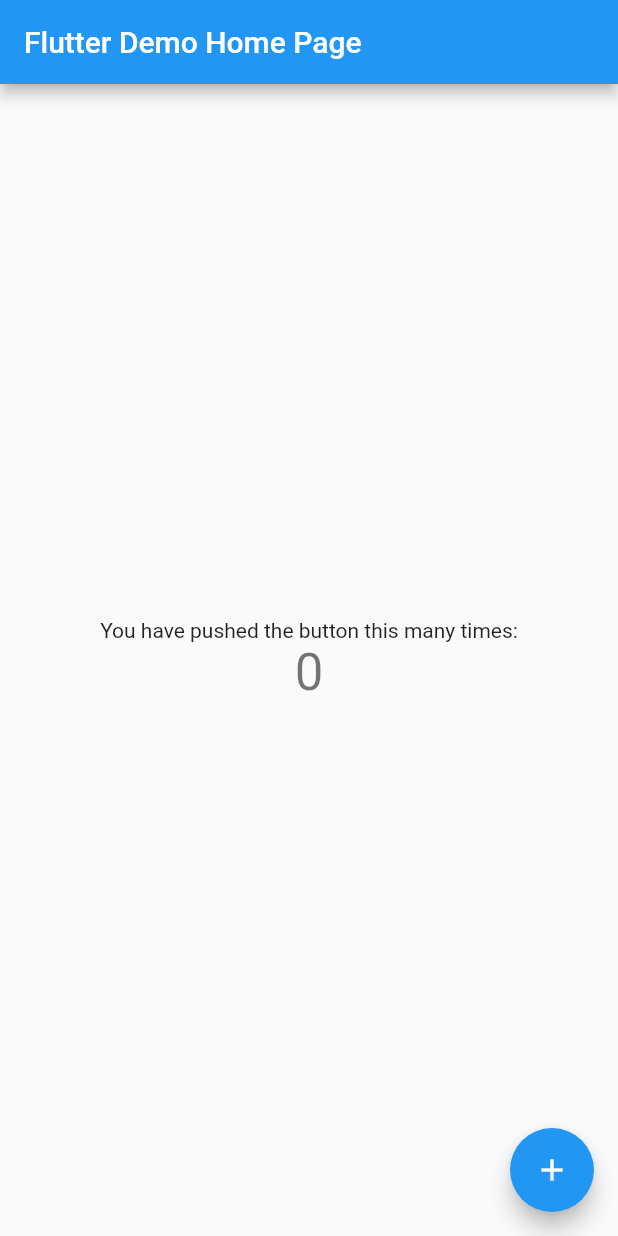
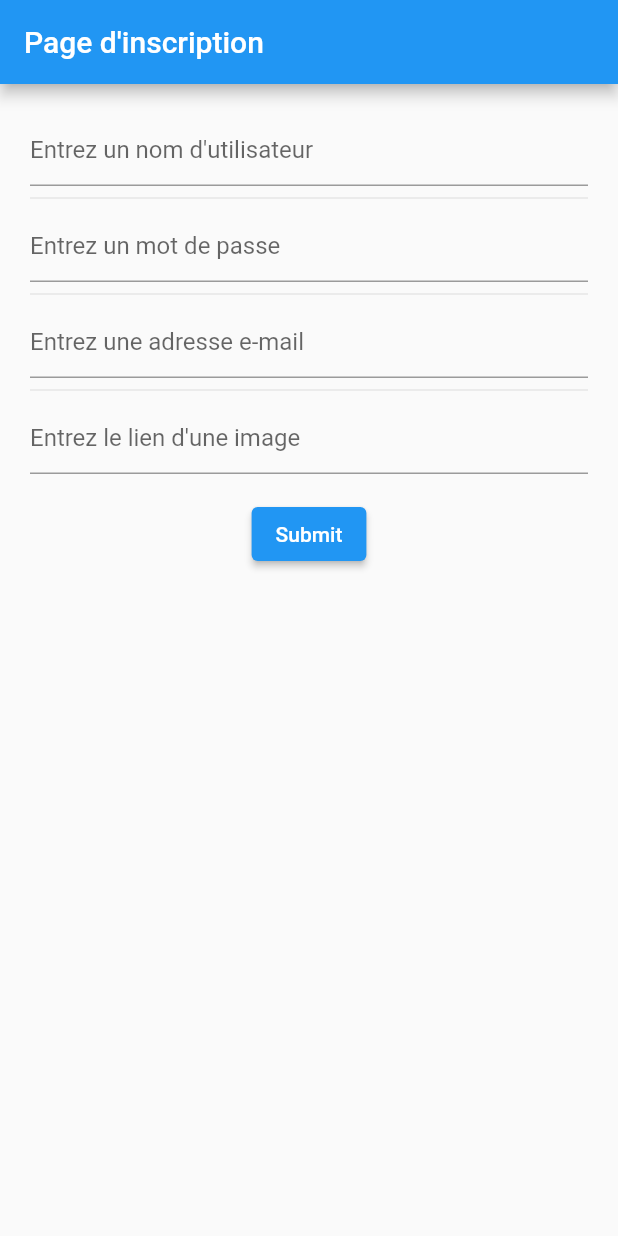
Before and after one commit to MaximeJomain/flutter_g1_l3, a Flutter app: the screen it shows after launch, on a phone screen of 412 x 824 dp. Run offline on Flutter 3.47's test engine with Material 2 defaults, Android fonts, the phone set to English and light mode, and no system bars; missing offline and left inert: mongo_dart.

Commit message:
Add Signup screen

```diff
--- /dev/null
+++ b/lib/constant.dart
@@ -0,0 +1,2 @@
+/*const MONGO_URL = "mongodb+srv://test:test@cluster0.qhfwu3w.mongodb.net/test?retryWrites=true&w=majority";
+const COLLECTION_NAME = "users";*/
--- /dev/null
+++ b/lib/database/database.dart
@@ -0,0 +1,57 @@
+import 'package:flutter_g1_l3/user.dart';
+import 'package:mongo_dart/mongo_dart.dart';
+
+class Database{
+  String user;
+  String pwd;
+  String host;
+  String nameDB;
+  var db;
+
+  static Database instance = Database("test", "test", "cluster0.qhfwu3w.mongodb.net", "test");
+
+  Database(this.user, this.pwd, this.host, this.nameDB);
+
+  _etablishConnection() async{
+    db = await Db.create("mongodb+srv://${user}:${pwd}@${host}/${nameDB}?retryWrites=true&w=majority");
+    await db.open();
+  }
+
+  getCollection(String myCollec) async{
+    if(db == null){
+      await _etablishConnection();
+      print("nouvelle connexion");
+    }
+    DbCollection collection = await db.collection(myCollec);
+    List result = await collection.find().toList();
+
+    return result;
+  }
+
+  pushDatainDB(String myCollec, String data) async{
+    if(db == null){
+      await _etablishConnection();
+      print("nouvelle connexion");
+    }
+    // Add ligne spéfique Insert
+
+  }
+
+  createUser(String myCollec, User user) async{
+    if(db == null){
+      await _etablishConnection();
+      print("nouvelle connexion");
+    }
+    var collection = db.collection(myCollec);
+    await collection.insertOne({
+      "_id": ObjectId(),
+      "username": "${user.username}",
+      "password": "${user.password}",
+      "email": "${user.email}",
+      "image": "${user.image}"
+    });
+}
+
+
+// Ajouter fonction générique Delete / Update
+}
--- a/lib/main.dart
+++ b/lib/main.dart
@@ -1,17 +1,24 @@
 import 'package:flutter/material.dart';
+import 'package:flutter_g1_l3/database/database.dart';
+import 'package:flutter_g1_l3/sign_up.dart';
 
 void main() {
   runApp(const MyApp());
+  WidgetsFlutterBinding.ensureInitialized();
+  // await MongoDatabase.connect();
 }
 
 class MyApp extends StatelessWidget {
   const MyApp({super.key});
-
+  static final myDB = Database("test", "test", "cluster0.qhfwu3w.mongodb.net", "test");
   // This widget is the root of your application.
   @override
   Widget build(BuildContext context) {
     return MaterialApp(
       title: 'Flutter Demo',
+      /*routes: {
+        LoginPage.tag : (context)=>const LoginPage(title: "login")
+      },*/
       theme: ThemeData(
         // This is the theme of your application.
         //
@@ -24,92 +31,7 @@
         // is not restarted.
         primarySwatch: Colors.blue,
       ),
-      home: const MyHomePage(title: 'Flutter Demo Home Page'),
+      home: MySignupPage(title: "Page d'inscription"),
     );
   }
 }
-
-class MyHomePage extends StatefulWidget {
-  const MyHomePage({super.key, required this.title});
-
-  // This widget is the home page of your application. It is stateful, meaning
-  // that it has a State object (defined below) that contains fields that affect
-  // how it looks.
-
-  // This class is the configuration for the state. It holds the values (in this
-  // case the title) provided by the parent (in this case the App widget) and
-  // used by the build method of the State. Fields in a Widget subclass are
-  // always marked "final".
-
-  final String title;
-
-  @override
-  State<MyHomePage> createState() => _MyHomePageState();
-}
-
-class _MyHomePageState extends State<MyHomePage> {
-  int _counter = 0;
-
-  void _incrementCounter() {
-    setState(() {
-      // This call to setState tells the Flutter framework that something has
-      // changed in this State, which causes it to rerun the build method below
-      // so that the display can reflect the updated values. If we changed
-      // _counter without calling setState(), then the build method would not be
-      // called again, and so nothing would appear to happen.
-      _counter++;
-    });
-  }
-
-  @override
-  Widget build(BuildContext context) {
-    // This method is rerun every time setState is called, for instance as done
-    // by the _incrementCounter method above.
-    //
-    // The Flutter framework has been optimized to make rerunning build methods
-    // fast, so that you can just rebuild anything that needs updating rather
-    // than having to individually change instances of widgets.
-    return Scaffold(
-      appBar: AppBar(
-        // Here we take the value from the MyHomePage object that was created by
-        // the App.build method, and use it to set our appbar title.
-        title: Text(widget.title),
-      ),
-      body: Center(
-        // Center is a layout widget. It takes a single child and positions it
-        // in the middle of the parent.
-        child: Column(
-          // Column is also a layout widget. It takes a list of children and
-          // arranges them vertically. By default, it sizes itself to fit its
-          // children horizontally, and tries to be as tall as its parent.
-          //
-          // Invoke "debug painting" (press "p" in the console, choose the
-          // "Toggle Debug Paint" action from the Flutter Inspector in Android
-          // Studio, or the "Toggle Debug Paint" command in Visual Studio Code)
-          // to see the wireframe for each widget.
-          //
-          // Column has various properties to control how it sizes itself and
-          // how it positions its children. Here we use mainAxisAlignment to
-          // center the children vertically; the main axis here is the vertical
-          // axis because Columns are vertical (the cross axis would be
-          // horizontal).
-          mainAxisAlignment: MainAxisAlignment.center,
-          children: <Widget>[
-            const Text(
-              'You have pushed the button this many times:',
-            ),
-            Text(
-              '$_counter',
-              style: Theme.of(context).textTheme.headline4,
-            ),
-          ],
-        ),
-      ),
-      floatingActionButton: FloatingActionButton(
-        onPressed: _incrementCounter,
-        tooltip: 'Increment',
-        child: const Icon(Icons.add),
-      ), // This trailing comma makes auto-formatting nicer for build methods.
-    );
-  }
-}
--- /dev/null
+++ b/lib/sign_up.dart
@@ -0,0 +1,143 @@
+import 'package:flutter/material.dart';
+import 'package:flutter_g1_l3/database/database.dart';
+import 'dart:io';
+
+import 'package:flutter_g1_l3/user.dart';
+
+
+class MySignupPage extends StatefulWidget{
+   const MySignupPage({super.key, required this.title});
+
+  final String title;
+
+  @override
+  State<MySignupPage> createState() => _MySignupPageState();
+}
+
+class _MySignupPageState extends State<MySignupPage> {
+
+  @override
+  Widget build(BuildContext context) {
+    // This method is rerun every time setState is called, for instance as done
+    // by the _incrementCounter method above.
+    //
+    // The Flutter framework has been optimized to make rerunning build methods
+    // fast, so that you can just rebuild anything that needs updating rather
+    // than having to individually change instances of widgets.
+    return Scaffold(
+      appBar: AppBar(
+        // Here we take the value from the MySigninPage object that was created by
+        // the App.build method, and use it to set our appbar title.
+        title: Text(widget.title),
+      ),
+      body: const MyStatefulWidget(),
+    );
+  }
+}
+
+class MyStatefulWidget extends StatefulWidget {
+  const MyStatefulWidget({super.key});
+
+  @override
+  State<MyStatefulWidget> createState() => _MyStatefulWidgetState();
+}
+
+class _MyStatefulWidgetState extends State<MyStatefulWidget> {
+  final GlobalKey<FormState> _formKey = GlobalKey<FormState>();
+
+  @override
+  Widget build(BuildContext context) {
+
+    final _formKey = GlobalKey<FormState>();
+    final TextEditingController usernameController = TextEditingController();
+    final TextEditingController passwordController = TextEditingController();
+    final TextEditingController emailController = TextEditingController();
+    final TextEditingController imageController = TextEditingController();
+
+    return Form(
+      key: _formKey,
+      child: Column(
+        crossAxisAlignment: CrossAxisAlignment.start,
+        children: <Widget>[
+          Container(
+            padding: EdgeInsets.all(20),
+            child:
+            Column(
+              children: [
+                TextFormField(
+                  controller: usernameController,
+                  decoration: const InputDecoration(
+                    hintText: "Entrez un nom d'utilisateur",
+                  ),
+                  validator: (String? value) {
+                    if (value == null || value.isEmpty) {
+                      return "Veuillez rentrer un nom d'utilisateur";
+                    }
+                    return null;
+                  },
+                ),
+                Divider(),
+                TextFormField(
+                  controller: passwordController,
+                  decoration: const InputDecoration(
+                    hintText: 'Entrez un mot de passe',
+                  ),
+                  validator: (String? value) {
+                    if (value == null || value.isEmpty) {
+                      return 'Veuillez rentrer un mot de passe';
+                    }
+                    return null;
+                  },
+                ),
+                Divider(),
+                TextFormField(
+                  controller: emailController,
+                  decoration: const InputDecoration(
+                    hintText: 'Entrez une adresse e-mail',
+                  ),
+                  validator: (String? value) {
+                    if (value == null || value.isEmpty) {
+                      return 'Veuillez rentrer un email valide';
+                    }
+                    return null;
+                  },
+                ),
+                Divider(),
+                TextFormField(
+                  controller: imageController,
+                  decoration: const InputDecoration(
+                    hintText: "Entrez le lien d'une image",
+                  ),
+                  validator: (String? value) {
+                    if (value == null || value.isEmpty) {
+                      return "Veuillez rentrer un lien d'image valide";
+                    }
+                    return null;
+                  },
+                ),
+                Padding(
+                  padding: const EdgeInsets.symmetric(vertical: 16.0),
+                  child: ElevatedButton(
+                    onPressed: () {
+                      // Validate will return true if the form is valid, or false if
+                      // the form is invalid.
+                      if (_formKey.currentState!.validate()) {
+                        // Process data.
+                        Database.instance.createUser("users", User(usernameController.text, passwordController.text, emailController.text, imageController.text));
+                        ScaffoldMessenger.of(context).showSnackBar(
+                            const SnackBar(content: Text(
+                                'Votre compte a bien été crée')));
+                      //Navigator.of(context).pushNamed(LoginPage.tag);
+                      }
+                    },
+                    child: const Text('Submit'),
+                  ),
+                ),
+              ],
+            ),
+          ),
+        ],
+      ),
+    );
+  }
+}
--- /dev/null
+++ b/lib/user.dart
@@ -0,0 +1,21 @@
+import 'package:flutter_g1_l3/main.dart';
+
+class User {
+
+  late String username;
+  late String password;
+  late String email;
+  late String image;
+
+  User(this.username, this.password, this.email, this.image);
+
+  String get getUsername => username;
+  set setUsername(String aValue) => username = aValue;
+  String get getPassword => password;
+  set setPassword(String aValue) => password = aValue;
+  String get getEmail => email;
+  set SetEmail(String aValue) => email = aValue;
+  String get getImage => image;
+  set SetImage(String aValue) => image = aValue;
+
+}
--- a/pubspec.yaml
+++ b/pubspec.yaml
@@ -32,10 +32,14 @@
   flutter:
     sdk: flutter
 
+  # image_picker: ^0.8.5+3
+
 
   # The following adds the Cupertino Icons font to your application.
   # Use with the CupertinoIcons class for iOS style icons.
   cupertino_icons: ^1.0.2
+
+  mongo_dart: 0.8.1
 
 dev_dependencies:
   flutter_test:
```
Also changed, not shown: lib/mongodb.dart (added, +25 -0 lines), pubspec.lock, 6 other files.
